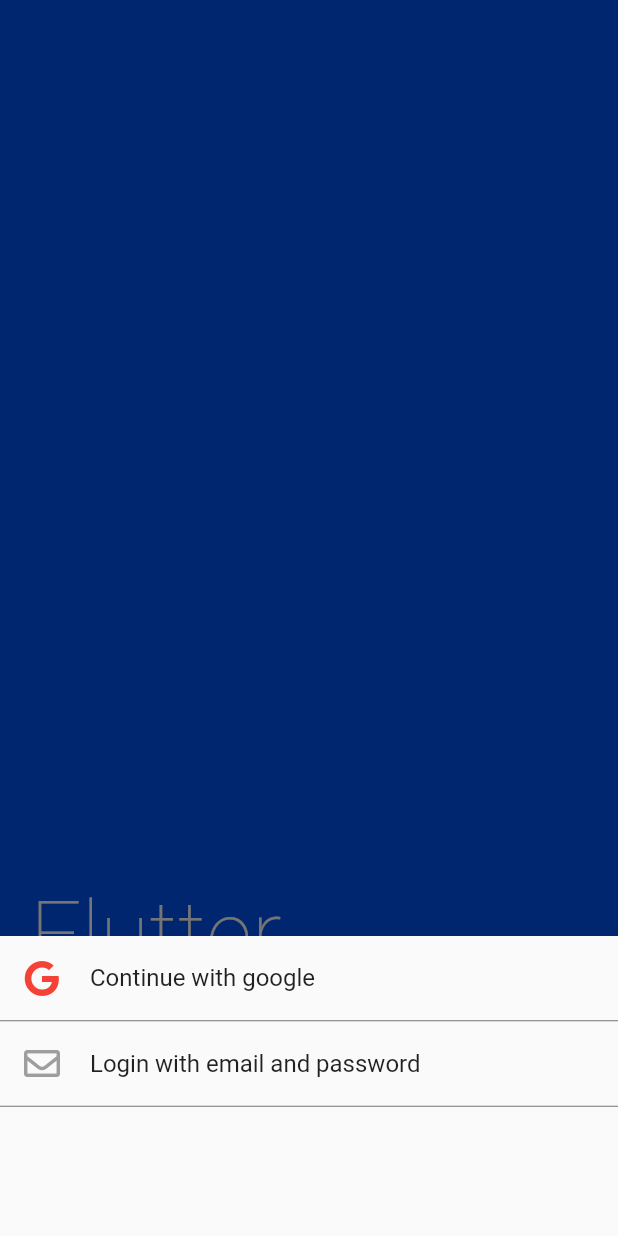
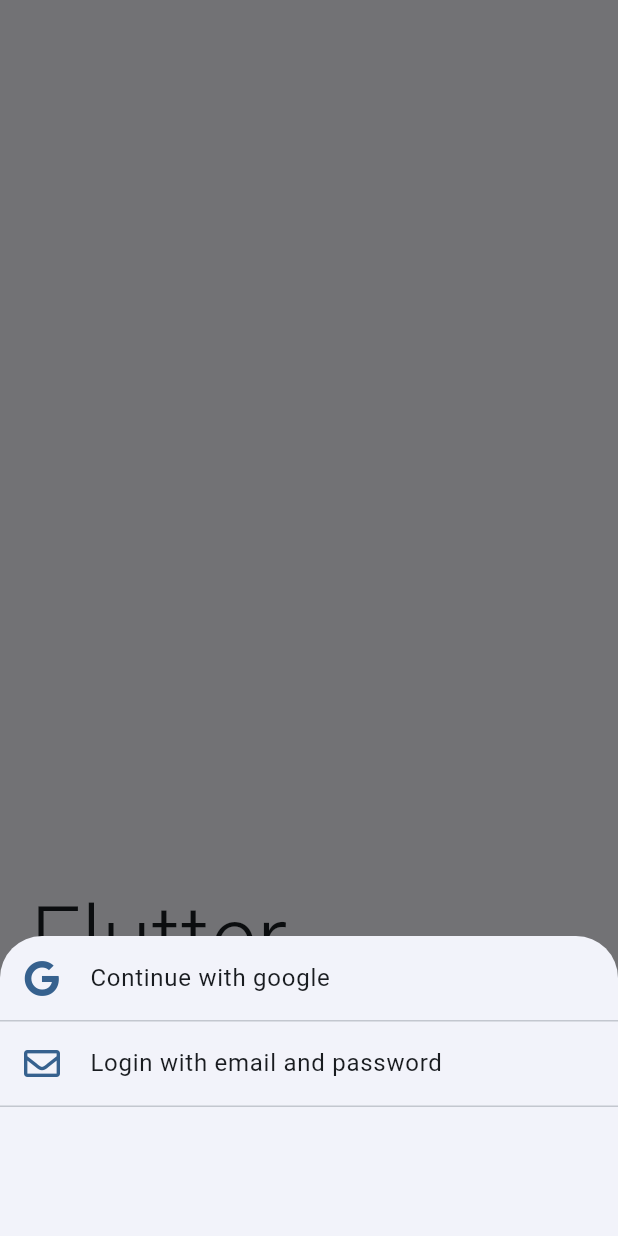
Before and after one commit to C4co/flutter_firebase_auth, a Flutter app: the screen it shows after launch, after a tap on "Start", on a phone screen of 412 x 824 dp. Run offline on Flutter 3.47's test engine with Material 2 defaults, Android fonts, the phone set to English and light mode, and no system bars; our stand-ins replace firebase_auth, firebase_core, flutter_dotenv, fluttericon, go_router, google_sign_in; missing offline and left inert: validatorless; accounts and stored records are empty.

Commit message:
style: use material design 3

```diff
--- a/lib/core/themes/basic.theme.dart
+++ b/lib/core/themes/basic.theme.dart
@@ -1,64 +1,11 @@
 import 'package:flutter/material.dart';
 
-const MaterialColor primaryColorShades = MaterialColor(
-  0xFF0052F2,
-  <int, Color>{
-    50: Color(0xFFE2F3FF),
-    100: Color(0xFFBED2FF),
-    200: Color(0xFF90ACFF),
-    300: Color(0xFF658AFF),
-    400: Color(0xFF3E6DFF),
-    500: Color(0xFF0052F2),
-    600: Color(0xFF0049E8),
-    700: Color(0xFF003FD9),
-    800: Color(0xFF0034CD),
-    900: Color(0xFF001BB3),
-  },
-);
-
-class ProjectText {
-  static TextStyle text = const TextStyle(
-    fontSize: 16,
-    height: 1.5,
-    color: Color(0xFF5D5D5D),
-  );
-  static TextStyle title = const TextStyle(
-    fontSize: 16,
-    height: 1.4,
-    fontWeight: FontWeight.w700,
-    color: Colors.black,
-  );
-}
-
 var basicTheme = ThemeData(
+  useMaterial3: true,
+  colorSchemeSeed: Colors.blue,
   brightness: Brightness.light,
-  primarySwatch: primaryColorShades,
-  scaffoldBackgroundColor: Colors.white,
-  cardTheme: CardTheme(
-    elevation: 2,
-    shape: RoundedRectangleBorder(
-      borderRadius: BorderRadius.circular(8),
-    ),
-    color: Colors.white,
-  ),
-  appBarTheme: const AppBarTheme(elevation: 0),
-  elevatedButtonTheme: ElevatedButtonThemeData(
-    style: ElevatedButton.styleFrom(
-      elevation: 0,
-      textStyle: const TextStyle(
-        fontWeight: FontWeight.normal,
-        fontSize: 16,
-      ),
-      padding: const EdgeInsets.fromLTRB(20, 12, 20, 12),
-      shape: const StadiumBorder(),
-    ),
-  ),
-  inputDecorationTheme: InputDecorationTheme(
-    iconColor: Colors.grey.shade400,
-    fillColor: Colors.black,
-    border: OutlineInputBorder(
-      borderRadius: BorderRadius.circular(10),
-    ),
-    contentPadding: const EdgeInsets.fromLTRB(20, 10, 20, 10),
+  inputDecorationTheme: const InputDecorationTheme(
+    border: OutlineInputBorder(),
+    contentPadding: EdgeInsets.fromLTRB(20, 10, 20, 10),
   ),
 );
--- a/lib/main.dart
+++ b/lib/main.dart
@@ -4,8 +4,6 @@ import '/app.dart';
 import 'package:firebase_core/firebase_core.dart';
 import './firebase_options.dart';
 import 'package:flutter_dotenv/flutter_dotenv.dart';
-
-import 'core/themes/basic.theme.dart';
 
 Future<void> main(List<String> args) async {
   WidgetsFlutterBinding.ensureInitialized();
@@ -17,9 +15,8 @@ Future<void> main(List<String> args) async {
   );
 
   SystemChrome.setSystemUIOverlayStyle(
-    SystemUiOverlayStyle(
-      systemNavigationBarColor: primaryColorShades.shade900,
-      statusBarColor: Colors.transparent,
+    const SystemUiOverlayStyle(
+      systemNavigationBarColor: Colors.transparent,
     ),
   );
 
--- a/lib/pages/auth/login/login_page.dart
+++ b/lib/pages/auth/login/login_page.dart
@@ -35,10 +35,10 @@ class _LoginPageState extends State<LoginPage> {
               mainAxisAlignment: MainAxisAlignment.center,
               crossAxisAlignment: CrossAxisAlignment.start,
               children: [
-                Text(
+                const Text(
                   'Enter in Flutter Firebase',
                   textAlign: TextAlign.start,
-                  style: ProjectText.title,
+                  style: TextStyle(fontWeight: FontWeight.bold),
                 ),
                 const SizedBox(height: 5),
                 Row(
@@ -105,7 +105,7 @@ class _LoginPageState extends State<LoginPage> {
                     ),
                   ),
                 if (!_isLoading)
-                  ElevatedButton(
+                  FilledButton(
                     onPressed: () async {
                       if (_formKey.currentState!.validate()) {
                         setState(() {
--- a/lib/pages/auth/register/register_page.dart
+++ b/lib/pages/auth/register/register_page.dart
@@ -35,10 +35,10 @@ class _RegisterPageState extends State<RegisterPage> {
                 mainAxisAlignment: MainAxisAlignment.center,
                 crossAxisAlignment: CrossAxisAlignment.start,
                 children: [
-                  Text(
+                  const Text(
                     'Register in Flutter Firebase',
                     textAlign: TextAlign.start,
-                    style: ProjectText.title,
+                    style: TextStyle(fontWeight: FontWeight.bold),
                   ),
                   const SizedBox(height: 5),
                   Row(
@@ -103,7 +103,7 @@ class _RegisterPageState extends State<RegisterPage> {
                       ),
                     ),
                   if (!_isLoading)
-                    ElevatedButton(
+                    FilledButton(
                       onPressed: () async {
                         if (_formKey.currentState!.validate()) {
                           setState(() {
--- a/lib/pages/auth/start/start_page.dart
+++ b/lib/pages/auth/start/start_page.dart
@@ -2,7 +2,6 @@ import 'package:flutter/material.dart';
 import 'package:flutter_firebase/core/services/firebase_auth.dart';
 import 'package:fluttericon/font_awesome5_icons.dart';
 import 'package:go_router/go_router.dart';
-import '/core/themes/basic.theme.dart';
 
 class StartPage extends StatefulWidget {
   const StartPage({super.key});
@@ -18,7 +17,6 @@ class _StartPageState extends State<StartPage> {
   Widget build(BuildContext context) {
     return Scaffold(
       body: Container(
-        color: primaryColorShades,
         padding: const EdgeInsets.all(20),
         child: Column(
           mainAxisAlignment: MainAxisAlignment.start,
@@ -29,18 +27,14 @@ class _StartPageState extends State<StartPage> {
               'Flutter\nFirebase',
               style: TextStyle(
                 fontSize: 60,
-                fontWeight: FontWeight.w200,
+                fontWeight: FontWeight.w300,
                 height: 1,
-                color: Colors.white,
               ),
             ),
             const SizedBox(
               height: 40,
             ),
-            ElevatedButton(
-              style: ElevatedButton.styleFrom(
-                backgroundColor: Colors.white,
-              ),
+            FilledButton(
               onPressed: () {
                 showModalBottomSheet(
                   context: context,
@@ -81,27 +75,33 @@ class _StartPageState extends State<StartPage> {
                             }
                           },
                           title: Row(
-                            children: const [
-                              Icon(FontAwesome5.google, color: Colors.red),
-                              SizedBox(width: 20),
-                              Text('Continue with google'),
+                            children: [
+                              Icon(
+                                FontAwesome5.google,
+                                color: Theme.of(context).colorScheme.primary,
+                              ),
+                              const SizedBox(width: 20),
+                              const Text('Continue with google'),
                             ],
                           ),
                         ),
-                        Divider(height: 1, color: Colors.grey.shade600),
+                        const Divider(height: 1),
                         ListTile(
                           onTap: () {
                             context.go('/start/login');
                           },
                           title: Row(
-                            children: const [
-                              Icon(FontAwesome5.envelope, color: Colors.grey),
-                              SizedBox(width: 20),
-                              Text('Login with email and password'),
+                            children: [
+                              Icon(
+                                FontAwesome5.envelope,
+                                color: Theme.of(context).colorScheme.primary,
+                              ),
+                              const SizedBox(width: 20),
+                              const Text('Login with email and password'),
                             ],
                           ),
                         ),
-                        Divider(height: 1, color: Colors.grey.shade600),
+                        const Divider(height: 1),
                       ],
                     ),
                   ),
@@ -110,10 +110,7 @@ class _StartPageState extends State<StartPage> {
               child: const SizedBox(
                 width: double.infinity,
                 child: Center(
-                  child: Text(
-                    'Start',
-                    style: TextStyle(color: Colors.black),
-                  ),
+                  child: Text('Start'),
                 ),
               ),
             )
```
Also changed, not shown: lib/pages/auth/forgot_password/forgot_password_page.dart (+6 -6 lines), lib/pages/auth/verify_email/verify_email_page.dart (+5 -8 lines), lib/pages/user/user_page.dart (+7 -7 lines).
